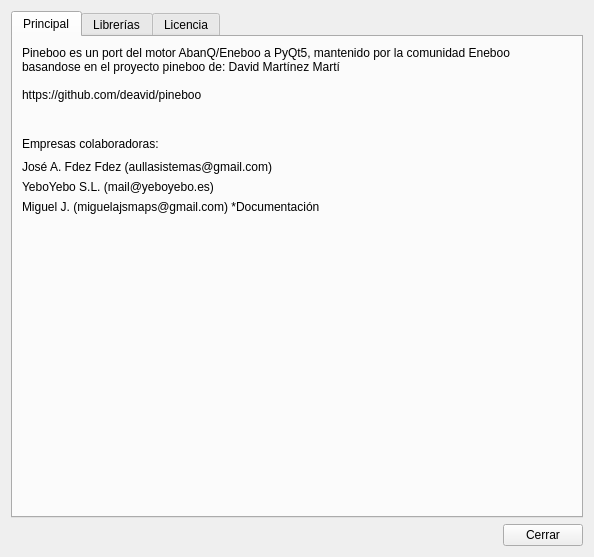
This is pineboolib/dlgabout/about_pineboo.ui in deavid/pineboo as Qt 5 draws it before an edit. The edited form follows.
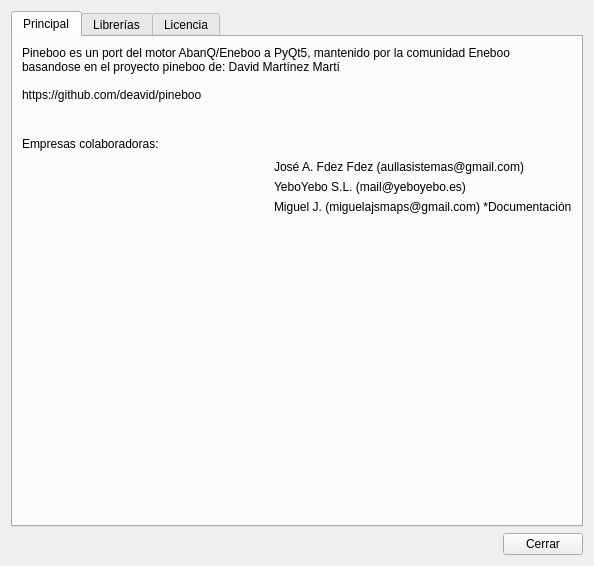
This is the edited form. Icons and pictures are not drawn.

Commit message: mejorado empresas colaboradoras

Patch:
```diff
--- a/pineboolib/dlgabout/about_pineboo.ui
+++ b/pineboolib/dlgabout/about_pineboo.ui
@@ -7,7 +7,7 @@
     <x>0</x>
     <y>0</y>
     <width>594</width>
-    <height>557</height>
+    <height>566</height>
    </rect>
   </property>
   <property name="maximumSize">
@@ -102,8 +102,6 @@
         </layout>
        </item>
        <item>
-        <layout class="QVBoxLayout" name="verticalLayout_2">
-         <item>
           <layout class="QHBoxLayout" name="horizontalLayout_3">
            <item>
             <widget class="QLabel" name="label_3">
@@ -128,6 +126,23 @@
           </layout>
          </item>
          <item>
+        <layout class="QHBoxLayout" name="horizontalLayout_6">
+         <item>
+          <spacer name="horizontalSpacer_6">
+           <property name="orientation">
+            <enum>Qt::Horizontal</enum>
+           </property>
+           <property name="sizeHint" stdset="0">
+            <size>
+             <width>178</width>
+             <height>20</height>
+            </size>
+           </property>
+          </spacer>
+         </item>
+         <item>
+          <layout class="QVBoxLayout" name="verticalLayout_2">
+           <item>
           <widget class="QLabel" name="label_4">
            <property name="text">
             <string>José A. Fdez Fdez (aullasistemas@gmail.com)</string>
@@ -147,6 +162,8 @@
             <string>Miguel J. (miguelajsmaps@gmail.com) *Documentación</string>
            </property>
           </widget>
+           </item>
+          </layout>
          </item>
         </layout>
        </item>
```
Lines whose indentation alone changed are shown as unchanged.
